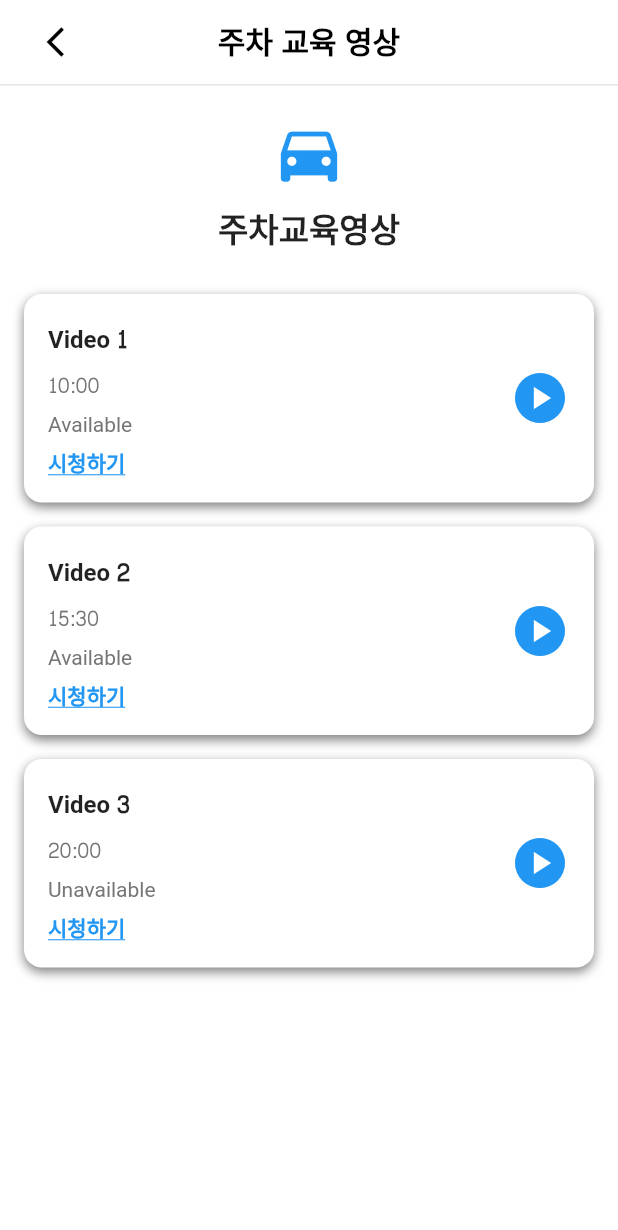
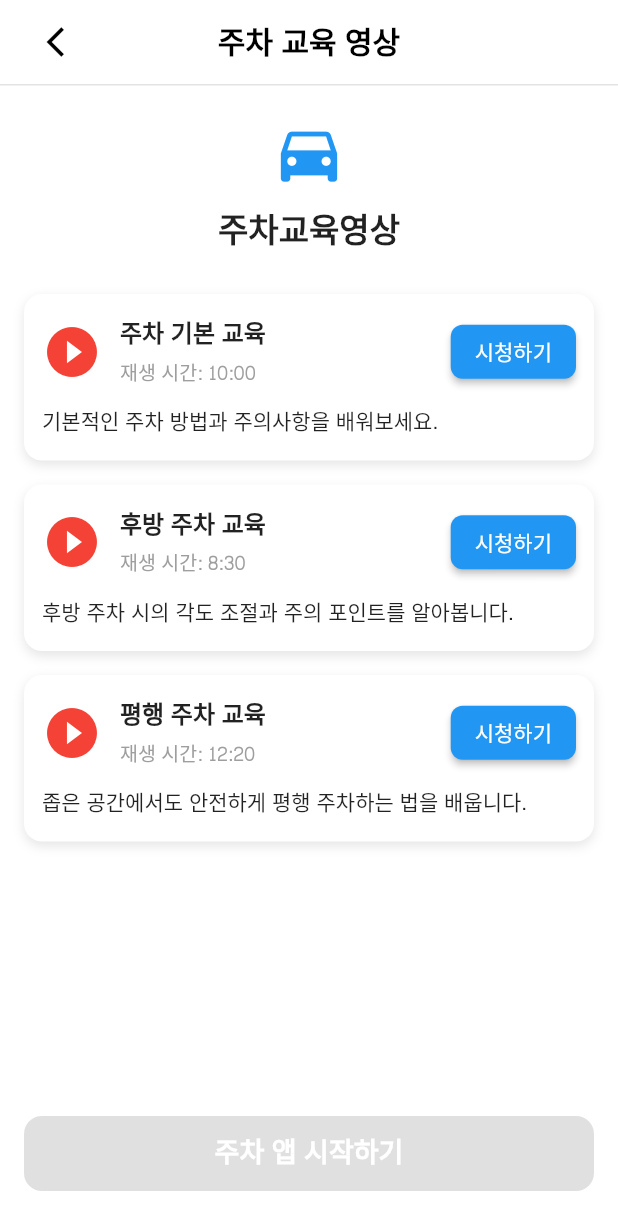
Before and after one commit to Funital/ClassyParking, a Flutter app: the VideoScreen screen opened by its route, on a phone screen of 412 x 824 dp. Shown: the top 1230 px of the screen. Run offline on Flutter 3.47's test engine with Material 3 defaults, Android fonts, the phone set to English and light mode, and no system bars; our stand-ins replace flutter_map, geocoding, geolocator, go_router, image_picker, latlong2; accounts and stored records are empty.

Commit message:
[#25] 영상 페이지 수정
#25

```diff
--- a/classy_parking/lib/presentation/screens/car/photo_screen.dart
+++ b/classy_parking/lib/presentation/screens/car/photo_screen.dart
@@ -124,7 +124,7 @@ class PhotoScreen extends StatelessWidget {
                           width: double.infinity,
                           child: ElevatedButton(
                             onPressed: () {
-                              context.push(RoutePath.home);
+                              context.push(RoutePath.home_video);
                             },
                             style: ElevatedButton.styleFrom(
                               backgroundColor: Colors.blue,
--- a/classy_parking/lib/presentation/screens/home/video/video_model.dart
+++ b/classy_parking/lib/presentation/screens/home/video/video_model.dart
@@ -1,11 +1,13 @@
 class VideoModel {
   final String title;
   final String duration;
-  final String status;
+  final String content;
+  String status;
 
   VideoModel({
     required this.title,
     required this.duration,
+    required this.content,
     required this.status,
   });
 }
--- a/classy_parking/lib/presentation/screens/home/video/video_screen.dart
+++ b/classy_parking/lib/presentation/screens/home/video/video_screen.dart
@@ -1,6 +1,8 @@
+import 'package:classy_parking/core/router/route_path.dart';
 import 'package:classy_parking/presentation/screens/home/video/video_view_model.dart';
 import 'package:classy_parking/presentation/widgets/custom_sub_app_bar.dart';
 import 'package:flutter/material.dart';
+import 'package:go_router/go_router.dart';
 import 'package:provider/provider.dart';
 
 import '../../../../core/constants/font.dart';
@@ -11,41 +13,152 @@ class VideoScreen extends StatelessWidget {
 
   @override
   Widget build(BuildContext context) {
-    return Scaffold(
+    return ChangeNotifierProvider(
+      create: (_) => VideoViewModel(), // ✅ Scaffold 바깥에 Provider 배치
+      child: Scaffold(
         appBar: CustomSubAppBar(title: '주차 교육 영상'),
         backgroundColor: Colors.white,
-      body: ChangeNotifierProvider(
-        create: (_) => VideoViewModel(),
-        child: Consumer<VideoViewModel>(
+
+        // ✅ 하단 버튼
+        bottomNavigationBar: Consumer<VideoViewModel>(
+          builder: (context, videoViewModel, _) {
+            final allWatched = videoViewModel.allWatched;
+            return Padding(
+              padding: const EdgeInsets.fromLTRB(16, 0, 16, 30),
+              child: SizedBox(
+                width: double.infinity,
+                height: 50,
+                child: ElevatedButton(
+                  onPressed: allWatched
+                      ? () => context.push(RoutePath.home)
+                      : null,
+                  style: ElevatedButton.styleFrom(
+                    backgroundColor:
+                    allWatched ? Colors.blue : Colors.grey.shade400,
+                    shape: RoundedRectangleBorder(
+                      borderRadius: BorderRadius.circular(12),
+                    ),
+                  ),
+                  child: const Text(
+                    '주차 앱 시작하기',
+                    style: TextStyle(
+                      color: Colors.white,
+                      fontSize: 18,
+                      fontWeight: FontWeight.bold,
+                    ),
+                  ),
+                ),
+              ),
+            );
+          },
+        ),
+
+        // ✅ 영상 리스트
+        body: Consumer<VideoViewModel>(
           builder: (context, videoViewModel, _) {
             return SingleChildScrollView(
               child: Column(
                 children: [
-                const SizedBox(height: 20,),
+                  const SizedBox(height: 20),
                   Center(
                     child: Column(
                       children: [
-                    Icon(Icons.directions_car, size: 50, color: Colors.blue),
-                    SizedBox(height: 8),
+                        const Icon(Icons.directions_car,
+                            size: 50, color: Colors.blue),
+                        const SizedBox(height: 8),
                         Text(
                           "주차교육영상",
-                      style: AppFont.size22.copyWith(fontWeight: FontWeight.w800),
+                          style: AppFont.size22
+                              .copyWith(fontWeight: FontWeight.w800),
                         ),
                       ],
                     ),
                   ),
-              const SizedBox(height: 20,),
+                  const SizedBox(height: 20),
                   ListView.builder(
                     shrinkWrap: true,
-                physics: NeverScrollableScrollPhysics(),
+                    physics: const NeverScrollableScrollPhysics(),
                     itemCount: videoViewModel.videos.length,
                     itemBuilder: (context, index) {
                       final video = videoViewModel.videos[index];
-                      return VideoBox(
-                        title: video.title,
-                        duration: video.duration,
-                        status: video.status,
-                        onTap: () {  },
+                      final isWatched = video.status == 'watched';
+
+                      return Padding(
+                        padding: const EdgeInsets.symmetric(horizontal: 16, vertical: 8),
+                        child: Container(
+                          decoration: BoxDecoration(
+                            color: Colors.white,
+                            borderRadius: BorderRadius.circular(12),
+                            boxShadow: [
+                              BoxShadow(
+                                color: Colors.black.withOpacity(0.1),
+                                blurRadius: 6,
+                                offset: const Offset(0, 3),
+                              ),
+                            ],
+                          ),
+                          child: Padding(
+                            padding: const EdgeInsets.all(12.0),
+                            child: Column(
+                              crossAxisAlignment: CrossAxisAlignment.start,
+                              children: [
+                                Row(
+                                  crossAxisAlignment: CrossAxisAlignment.center,
+                                  children: [
+                                    Icon(
+                                      Icons.play_circle_fill,
+                                      color: isWatched ? Colors.green : Colors.red,
+                                      size: 40,
+                                    ),
+                                    const SizedBox(width: 12),
+                                    Expanded(
+                                      child: Column(
+                                        crossAxisAlignment: CrossAxisAlignment.start,
+                                        children: [
+                                          Text(
+                                            video.title,
+                                            style: const TextStyle(
+                                              fontSize: 16,
+                                              fontWeight: FontWeight.w700,
+                                            ),
+                                          ),
+                                          Text(
+                                            '재생 시간: ${video.duration}',
+                                            style: const TextStyle(
+                                              color: Colors.grey,
+                                              fontSize: 13,
+                                            ),
+                                          ),
+                                        ],
+                                      ),
+                                    ),
+                                    ElevatedButton(
+                                      onPressed: () {
+                                        videoViewModel.markAsWatched(index);
+                                      },
+                                      style: ElevatedButton.styleFrom(
+                                        backgroundColor:
+                                        isWatched ? Colors.green.shade600 : Colors.blue,
+                                        shape: RoundedRectangleBorder(
+                                          borderRadius: BorderRadius.circular(8),
+                                        ),
+                                      ),
+                                      child: Text(isWatched ? '시청 완료' : '시청하기'),
+                                    ),
+                                  ],
+                                ),
+                                const SizedBox(height: 8),
+                                Text(
+                                  video.content, // ✅ 설명 추가
+                                  style: const TextStyle(
+                                    fontSize: 14,
+                                    color: Colors.black87,
+                                  ),
+                                ),
+                              ],
+                            ),
+                          ),
+                        ),
                       );
                     },
                   ),
--- a/classy_parking/lib/presentation/screens/home/video/video_view_model.dart
+++ b/classy_parking/lib/presentation/screens/home/video/video_view_model.dart
@@ -1,11 +1,32 @@
-
-import 'package:classy_parking/presentation/screens/home/video/video_model.dart';
-import 'package:flutter/cupertino.dart';
+import 'package:flutter/material.dart';
+import 'video_model.dart';
 
 class VideoViewModel extends ChangeNotifier {
   final List<VideoModel> videos = [
-    VideoModel(title: 'Video 1', duration: '10:00', status: 'Available'),
-    VideoModel(title: 'Video 2', duration: '15:30', status: 'Available'),
-    VideoModel(title: 'Video 3', duration: '20:00', status: 'Unavailable'),
+    VideoModel(
+      title: '주차 기본 교육',
+      duration: '10:00',
+      content: '기본적인 주차 방법과 주의사항을 배워보세요.',
+      status: 'unwatched',
+    ),
+    VideoModel(
+      title: '후방 주차 교육',
+      duration: '8:30',
+      content: '후방 주차 시의 각도 조절과 주의 포인트를 알아봅니다.',
+      status: 'unwatched',
+    ),
+    VideoModel(
+      title: '평행 주차 교육',
+      duration: '12:20',
+      content: '좁은 공간에서도 안전하게 평행 주차하는 법을 배웁니다.',
+      status: 'unwatched',
+    ),
   ];
+
+  void markAsWatched(int index) {
+    videos[index].status = 'watched';
+    notifyListeners();
+  }
+
+  bool get allWatched => videos.every((v) => v.status == 'watched');
 }
```
Lines whose indentation alone changed are shown as unchanged.
